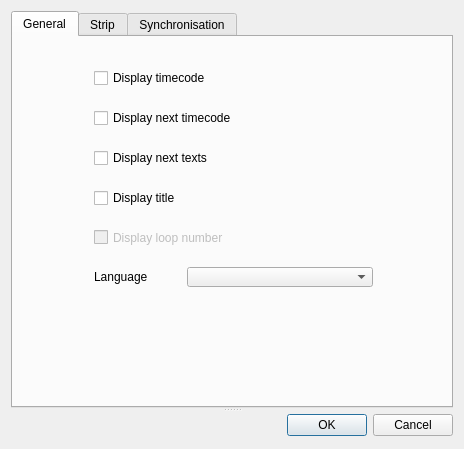
Before: the Qt Designer form app/Joker/PreferencesDialog.ui in JokerSync/Joker, drawn with Qt 5.
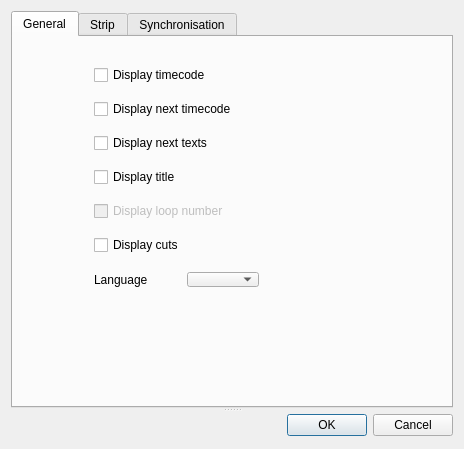
After: the same form once the commit is applied. The open tabs and pages were chosen to show the change. Custom widgets are drawn as their Qt base class.

Commit message: Add display cuts in prefs

```diff
--- a/app/Joker/PreferencesDialog.ui
+++ b/app/Joker/PreferencesDialog.ui
@@ -40,6 +40,9 @@
          </rect>
         </property>
         <layout class="QFormLayout" name="formLayout">
+         <property name="fieldGrowthPolicy">
+          <enum>QFormLayout::FieldsStayAtSizeHint</enum>
+         </property>
          <property name="formAlignment">
           <set>Qt::AlignRight|Qt::AlignTop|Qt::AlignTrailing</set>
          </property>
@@ -87,16 +90,23 @@
            </property>
           </widget>
          </item>
-         <item row="5" column="0">
+         <item row="6" column="0">
           <widget class="QLabel" name="label_5">
            <property name="text">
             <string>Language</string>
            </property>
           </widget>
          </item>
-         <item row="5" column="1">
+         <item row="6" column="1">
           <widget class="QComboBox" name="cboBoxLang"/>
          </item>
+         <item row="5" column="0" colspan="2">
+          <widget class="QCheckBox" name="cBoxDisplayCuts">
+           <property name="text">
+            <string>Display cuts</string>
+           </property>
+          </widget>
+         </item>
         </layout>
        </widget>
       </widget>
```
Left out of the diff: 9 changed lines with no effect on the pictures. The commit also changes 7 other files.
